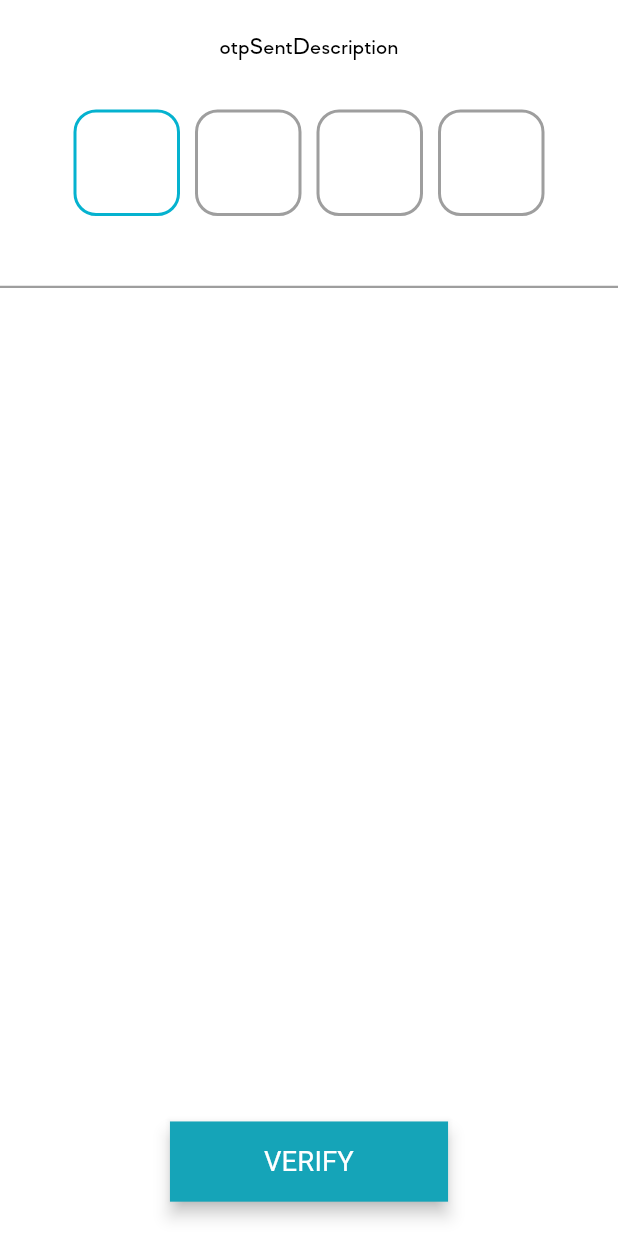
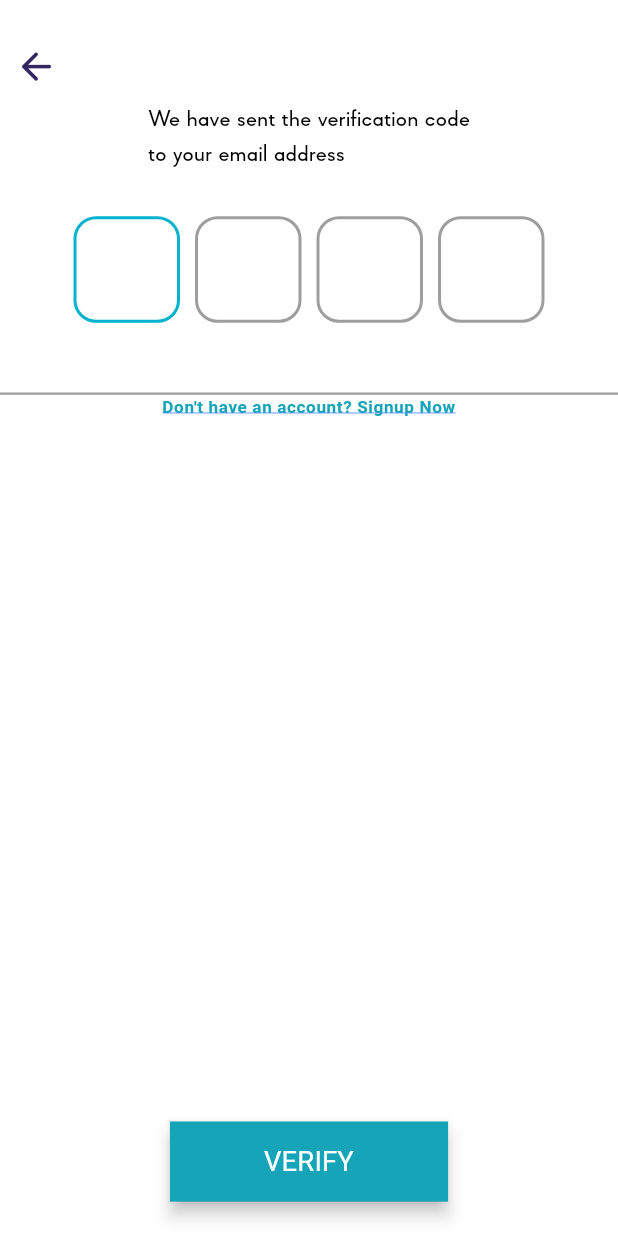
Before and after one commit to iglobleinfo/new-smartryde, a Flutter app: the VerifyOtpPage screen opened by its route, on a phone screen of 412 x 824 dp. Run offline on Flutter 3.47's test engine with Material 3 defaults, Android fonts, the light colour scheme and no system bars; our stand-ins replace cached_network_image, connectivity_plus, device_info_plus, dio, fancy_shimmer_image, file_picker and 18 more; missing offline and left inert: colorful_safe_area, flutter_facebook_auth, the_apple_sign_in; accounts and stored records are empty; network calls fail; statements that could not run were skipped.

Commit message:
Otp Verification screen design and Auth Api implemented

```diff
--- a/lib/app/core/translations/languages/en_Us.dart
+++ b/lib/app/core/translations/languages/en_Us.dart
@@ -12,6 +12,7 @@ const Map<String, String> enUS = {
   'and': 'and',
   'privacyPolicy': 'privacy policy',
   'enterYourEmail': 'Enter Your Email',
+  "otpSentDescription": "We have sent the verification code\nto your email address",
   'password': 'Password',
   'pleaseEnterEmailAddress': 'Please enter email address',
   'pleaseEnterValidEmailAddress': 'Please enter valid email address',
--- a/lib/app/core/widgets/custom_flashbar.dart
+++ b/lib/app/core/widgets/custom_flashbar.dart
@@ -7,11 +7,12 @@ import 'package:get/get.dart';
 import '../../../export.dart';
 
 toast(message, {int seconds = 1}) => Get.snackbar(
-      'appname',
+      'SmartRyde',
       '$message',
+      snackPosition: SnackPosition.BOTTOM,
       borderRadius: 6.0,
       animationDuration: Duration(seconds: seconds),
-      backgroundColor: colorMistyRose,
-      margin: EdgeInsets.zero,
-      colorText: colorVioletM,
+      backgroundColor: primaryColor,
+      margin: EdgeInsets.all(20),
+      colorText: Colors.white,
     );
--- a/lib/app/data/remote_service/network/api_provider.dart
+++ b/lib/app/data/remote_service/network/api_provider.dart
@@ -84,6 +84,7 @@ class APIRepository {
       );
       return response;
     } catch (e, str) {
+      toast('Incorrect OTP');
       return Future.error(
         NetworkExceptions.getDioException(e, str),
       );
--- a/lib/app/modules/authentication/verify_otp_module/verify_otp_page.dart
+++ b/lib/app/modules/authentication/verify_otp_module/verify_otp_page.dart
@@ -3,12 +3,35 @@ import 'package:get/get.dart';
 import 'package:smart_ryde/app/core/values/app_colors.dart';
 import '../../../core/values/app_strings.dart';
 import '../../../core/values/dimens.dart';
+import '../../../core/values/text_styles.dart';
 import '../../../core/widgets/button_widget.dart';
 import '../../../core/widgets/otp_input.dart';
+import '../../../core/widgets/text_view.dart';
 import 'verify_otp_controller.dart';
 
 class VerifyOtpPage extends GetView<VerifyOtpController> {
   const VerifyOtpPage({super.key});
+
+  Widget getBackButtonRow(BuildContext context) {
+    return Padding(
+      padding: EdgeInsets.symmetric(
+        horizontal: margin_8,
+        vertical: margin_8,
+      ),
+      child: Row(
+        children: [
+          InkWell(
+            onTap: () {
+              Get.back();
+            },
+            child: Icon(
+              Icons.arrow_back_rounded,
+            ),
+          ),
+        ],
+      ),
+    );
+  }
 
   @override
   Widget build(BuildContext context) {
@@ -16,15 +39,15 @@ class VerifyOtpPage extends GetView<VerifyOtpController> {
         init: VerifyOtpController(),
         builder: (controller) {
       return Scaffold(
-        // appBar: CustomAppbar(title: strEnterOtp.tr),
         body: Column(
           mainAxisAlignment: MainAxisAlignment.spaceBetween,
           children: [
             Column(
               children: [
                 SizedBox(height: 20),
+                getBackButtonRow(context),
                 Padding(
-                  padding: const EdgeInsets.symmetric(horizontal: 40.0),
+                  padding: const EdgeInsets.symmetric(horizontal: 10.0),
                   child: Text(
                     strOtpSentDescription.tr,
                   ),
@@ -36,6 +59,16 @@ class VerifyOtpPage extends GetView<VerifyOtpController> {
                   focusColor: primaryColor,
                   onCompleted: controller.changePin,
                   otpLength: 4,
+                ),
+                TextView(
+                  text: doNotHaveAccountSignUpNow.tr,
+                  textStyle: textStyleBodySmall(context).copyWith(
+                    color: appClickableTextColor,
+                    fontWeight: FontWeight.bold,
+                    decoration: TextDecoration.underline,
+                    decorationColor: Colors.blueAccent,
+                    decorationThickness: 1,
+                  ),
                 ),
               ],
             ),
```
Also changed, not shown: lib/app/data/remote_service/network/network_exceptions.dart (+4 -4 lines), lib/app/modules/authentication/verify_otp_module/verify_otp_controller.dart (+13 -0 lines).
